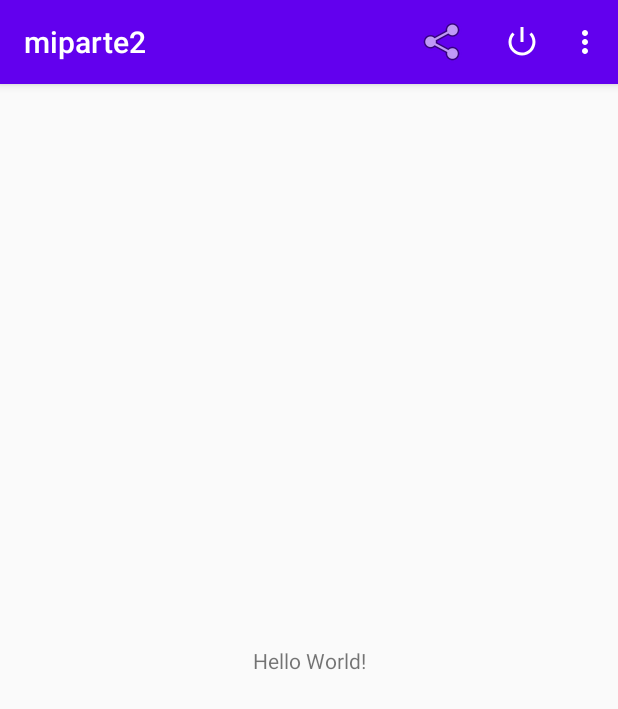
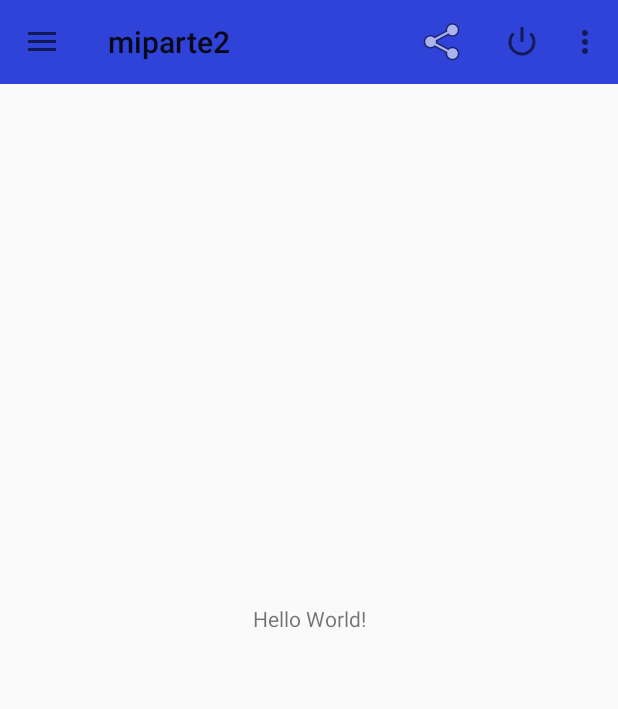
Before and after one commit to WCNosliwsys/miparte2tarde, an Android app: the screen it shows after launch (MainActivity), on a phone screen of 412 x 824 dp. Shown: the top 709 px of the screen. Run offline under Robolectric (Android 15) with nearby library versions, the phone set to English and light mode, and no system bars.

Commit message:
Añadiendo menú lateral, conociendo metodo onbackpressed

```diff
--- a/app/build.gradle
+++ b/app/build.gradle
@@ -31,4 +31,6 @@
     testImplementation 'junit:junit:4.12'
     androidTestImplementation 'androidx.test.ext:junit:1.1.1'
     androidTestImplementation 'androidx.test.espresso:espresso-core:3.2.0'
+    implementation 'com.google.android.material:material:1.0.0-rc01'
+
 }
--- a/app/src/main/java/com/ingwilson/miparte2/MainActivity.java
+++ b/app/src/main/java/com/ingwilson/miparte2/MainActivity.java
@@ -1,18 +1,84 @@
 package com.ingwilson.miparte2;
 
+import androidx.appcompat.app.ActionBarDrawerToggle;
 import androidx.appcompat.app.AppCompatActivity;
+
+
+import androidx.appcompat.widget.Toolbar;
+import androidx.core.view.GravityCompat;
+import androidx.drawerlayout.widget.DrawerLayout;
 
 import android.content.Intent;
 import android.os.Bundle;
 import android.view.Menu;
 import android.view.MenuItem;
 
-public class MainActivity extends AppCompatActivity {
 
+import com.google.android.material.navigation.NavigationView;
+
+public class MainActivity extends AppCompatActivity implements NavigationView.OnNavigationItemSelectedListener {
     @Override
     protected void onCreate(Bundle savedInstanceState) {
         super.onCreate(savedInstanceState);
-        setContentView(R.layout.activity_main);
+        setContentView(R.layout.drawerlayout);
+        Toolbar toolbar = (Toolbar) findViewById(R.id.toolbar);
+        setSupportActionBar(toolbar);
+// Navigation Drawer
+        DrawerLayout drawer = (DrawerLayout) findViewById(
+                R.id.drawer_layout);
+        ActionBarDrawerToggle toggle = new ActionBarDrawerToggle(this,
+                drawer, toolbar, R.string.drawer_open, R.string. drawer_close);
+        drawer.addDrawerListener(toggle);
+        toggle.syncState();
+        NavigationView navigationView = (NavigationView) findViewById(
+                R.id.nav_view);
+        navigationView.setNavigationItemSelectedListener(this);
+    }
+
+    @SuppressWarnings("StatementWithEmptyBody")
+    @Override
+    public boolean onNavigationItemSelected(MenuItem item) {
+        switch (item.getItemId()) {
+            case R.id.nav_compartir:
+                Intent paramView;
+                paramView = new Intent("android.intent.action.SEND");
+                paramView.setType("text/plain");
+                paramView.putExtra("android.intent.extra.TEXT", "Descarga nuestra app de la PlayStore" +
+                        " \n" + "https://play.google.com/store/apps/details?id=app.product.demarktec.alo14_pasajero");
+                startActivity(Intent.createChooser(paramView, "Comparte Nuestro aplicativo"));
+                break;
+            case R.id.nav_salir:
+                finish();
+                break;
+            case R.id.nav_multimedia:
+                startActivity(new Intent(this, Multimedia.class));
+                break;
+            case R.id.nav_permisos:
+                startActivity(new Intent(this, Permisos.class));
+                break;
+            case R.id.nav_intenciones:
+                startActivity(new Intent(this, Intenciones.class));
+                break;
+            case R.id.nav_comunicacion:
+                startActivity(new Intent(this, Comunicacion1.class));
+                break;
+            default:
+                break;
+        }
+        DrawerLayout drawer = (DrawerLayout) findViewById(
+                R.id.drawer_layout);
+        drawer.closeDrawer(GravityCompat.START);
+        return true;
+    }
+    @Override
+    public void onBackPressed() {
+        DrawerLayout drawer = (DrawerLayout) findViewById(
+                R.id.drawer_layout);
+        if (drawer.isDrawerOpen(GravityCompat.START)) {
+            drawer.closeDrawer(GravityCompat.START);
+        } else {
+            super.onBackPressed();
+        }
     }
     @Override public boolean onCreateOptionsMenu(Menu menu) {
         getMenuInflater().inflate(R.menu.menu1, menu);
--- a/app/src/main/res/layout/activity_main.xml
+++ b/app/src/main/res/layout/activity_main.xml
@@ -5,7 +5,13 @@
     android:layout_width="match_parent"
     android:layout_height="match_parent"
     tools:context=".MainActivity">
-
+    <androidx.appcompat.widget.Toolbar
+        android:id="@+id/toolbar"
+        android:layout_width="match_parent"
+        android:layout_height="wrap_content"
+        android:minHeight="?attr/actionBarSize"
+        android:background="#3043D8"
+        tools:ignore="MissingConstraints" />
     <TextView
         android:layout_width="wrap_content"
         android:layout_height="wrap_content"
--- /dev/null
+++ b/app/src/main/res/layout/drawerlayout.xml
@@ -0,0 +1,22 @@
+<androidx.drawerlayout.widget.DrawerLayout
+    xmlns:android="http://schemas.android.com/apk/res/android"
+    xmlns:app="http://schemas.android.com/apk/res-auto"
+    android:id="@+id/drawer_layout"
+    android:layout_width="match_parent"
+    android:layout_height="match_parent"
+    android:fitsSystemWindows="true">
+    <!--El contenido de la actividad -->
+    <include
+        layout="@layout/activity_main"
+        android:layout_width="match_parent"
+        android:layout_height="match_parent" />
+    <!--El contenido del Navigation Drawer -->
+    <com.google.android.material.navigation.NavigationView
+        android:id="@+id/nav_view"
+        android:layout_width="wrap_content"
+        android:layout_height="match_parent"
+        android:layout_gravity="start"
+        android:fitsSystemWindows="true"
+        app:headerLayout="@layout/nav_header_main"
+        app:menu="@menu/menu2" />
+</androidx.drawerlayout.widget.DrawerLayout>
--- /dev/null
+++ b/app/src/main/res/menu/menu2.xml
@@ -0,0 +1,26 @@
+<menu xmlns:android="http://schemas.android.com/apk/res/android">
+    <group android:checkableBehavior="single">
+        <item android:id="@+id/nav_comunicacion"
+            android:icon="@android:drawable/ic_menu_gallery"
+            android:title="Comunicacion" />
+        <item android:id="@+id/nav_intenciones"
+            android:icon="@android:drawable/ic_menu_gallery"
+            android:title="Intenciones" />
+        <item android:id="@+id/nav_multimedia"
+            android:icon="@android:drawable/ic_menu_gallery"
+            android:title="Multimedia" />
+        <item android:id="@+id/nav_permisos"
+            android:icon="@android:drawable/ic_menu_gallery"
+            android:title="Permisos" />
+    </group>
+    <item android:title="Acciones adicionales">
+        <menu>
+            <item android:id="@+id/nav_compartir"
+                android:icon="@android:drawable/ic_menu_share"
+                android:title="Compartir" />
+            <item android:id="@+id/nav_salir"
+                android:icon="@android:drawable/ic_menu_manage"
+                android:title="Salir" />
+        </menu>
+    </item>
+</menu>
--- a/app/src/main/res/values/colors.xml
+++ b/app/src/main/res/values/colors.xml
@@ -1,6 +1,6 @@
 <?xml version="1.0" encoding="utf-8"?>
 <resources>
     <color name="colorPrimary">#6200EE</color>
-    <color name="colorPrimaryDark">#3700B3</color>
+    <color name="colorPrimaryDark">#FDF03E</color>
     <color name="colorAccent">#03DAC5</color>
 </resources>
--- a/app/src/main/res/values/strings.xml
+++ b/app/src/main/res/values/strings.xml
@@ -1,3 +1,5 @@
 <resources>
     <string name="app_name">miparte2</string>
+    <string name="drawer_open">abierto</string>
+    <string name="drawer_close">cerrado</string>
 </resources>
--- a/app/src/main/res/values/styles.xml
+++ b/app/src/main/res/values/styles.xml
@@ -1,7 +1,7 @@
 <resources>
 
     <!-- Base application theme. -->
-    <style name="AppTheme" parent="Theme.AppCompat.Light.DarkActionBar">
+    <style name="AppTheme" parent="Theme.AppCompat.Light.NoActionBar">
         <!-- Customize your theme here. -->
         <item name="colorPrimary">@color/colorPrimary</item>
         <item name="colorPrimaryDark">@color/colorPrimaryDark</item>
```
Also changed, not shown: app/src/main/res/layout/nav_header_main.xml (added, +30 -0 lines).
